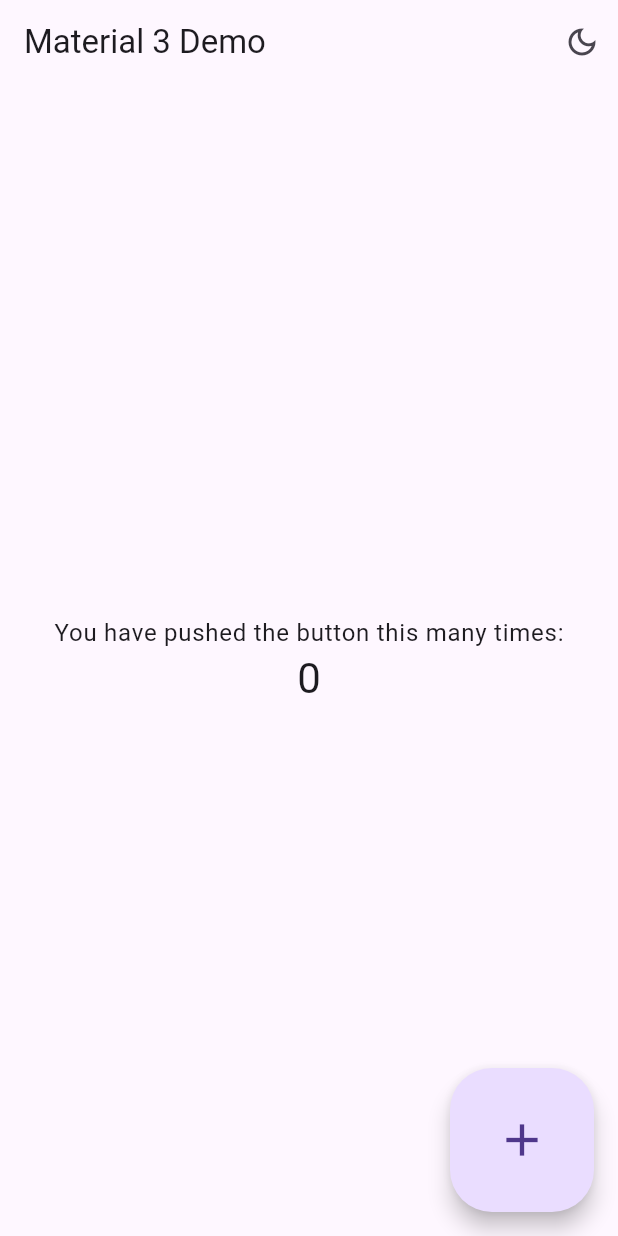
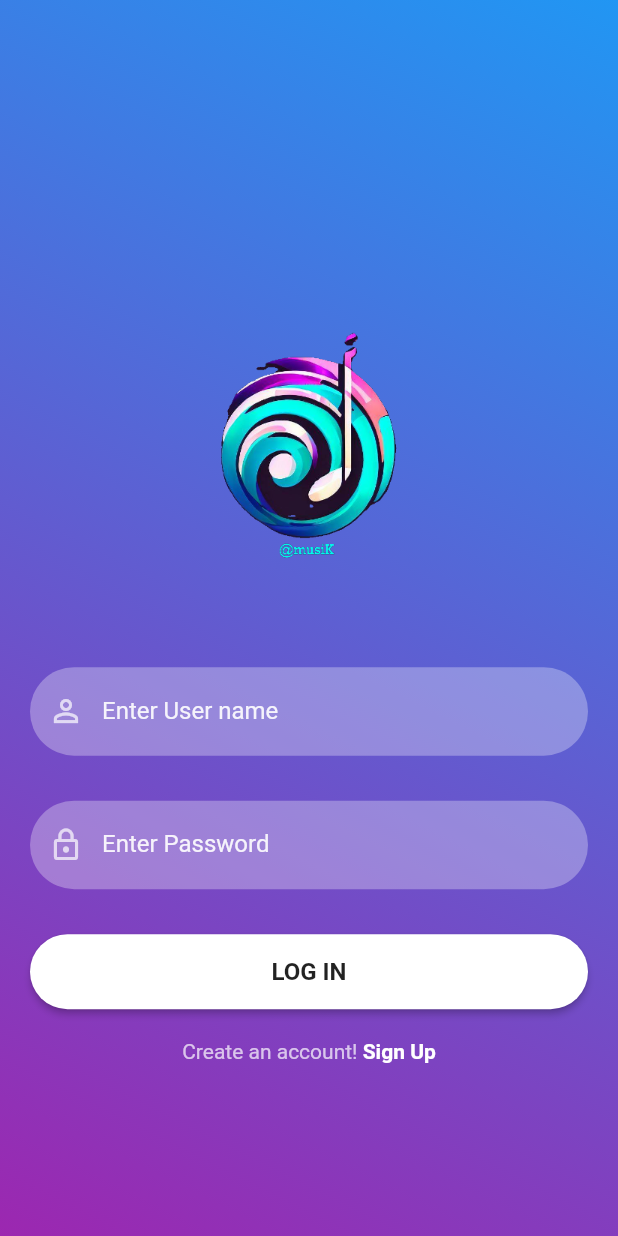
Before and after one commit to Akhil-PA/Music_Player, a Flutter app: the screen it shows after launch, on a phone screen of 412 x 824 dp. Run offline on Flutter 3.47's test engine with Material 2 defaults, Android fonts, the phone set to English and light mode, and no system bars; our stand-ins replace firebase_auth, firebase_core; accounts and stored records are empty.

Commit message:
login,signup and splashscree

```diff
--- /dev/null
+++ b/lib/auth.dart
@@ -0,0 +1,67 @@
+import 'package:firebase_auth/firebase_auth.dart';
+
+// class Auth{
+//   final FirebaseAuth _firebaseAuth = FirebaseAuth.instance;
+//   User? get currentUser => _firebaseAuth.currentUser;
+//   Stream<User?> get authStateChanges => _firebaseAuth.authStateChanges();
+//   Future<void> signInWithE
+// }
+// import 'package:firebase_auth/firebase_auth.dart';
+
+class AuthService {
+  final FirebaseAuth _auth = FirebaseAuth.instance;
+
+  FirebaseUser? _firebaseUser(User? user) {
+    return user != null ? FirebaseUser(uid: user.uid) : null;
+  }
+
+  Stream<FirebaseUser?> get user {
+    return _auth.authStateChanges().map(_firebaseUser);
+  }
+
+  Future signInAnonymous() async {
+    try {
+      UserCredential userCredential = await _auth.signInAnonymously();
+      User? user = userCredential.user;
+      return _firebaseUser(user);
+    } catch (e) {
+      return FirebaseUser(code: e.toString(), uid: null);
+    }
+  }
+
+  Future signInEmailPassword(LoginUser _login) async {
+    try {
+      UserCredential userCredential = await FirebaseAuth.instance
+          .signInWithEmailAndPassword(
+              email: _login.email.toString(),
+              password: _login.password.toString());
+      User? user = userCredential.user;
+      return _firebaseUser(user);
+    } on FirebaseAuthException catch (e) {
+      return FirebaseUser(code: e.code, uid: null);
+    }
+  }
+
+  Future registerEmailPassword(LoginUser _login) async {
+    try {
+      UserCredential userCredential = await FirebaseAuth.instance
+          .createUserWithEmailAndPassword(
+              email: _login.email.toString(),
+              password: _login.password.toString());
+      User? user = userCredential.user;
+      return _firebaseUser(user);
+    } on FirebaseAuthException catch (e) {
+      return FirebaseUser(code: e.code, uid: null);
+    } catch (e) {
+      return FirebaseUser(code: e.toString(), uid: null);
+    }
+  }
+
+  Future signOut() async {
+    try {
+      return await _auth.signOut();
+    } catch (e) {
+      return null;
+    }
+  }
+}
--- a/lib/main.dart
+++ b/lib/main.dart
@@ -1,138 +1,22 @@
 import 'package:flutter/material.dart';
-import 'package:flutter/scheduler.dart';
+// import 'package:music_player/navigation/bottomNav.dart';
+import 'package:music_player/pages/splashscreen.dart'; // Update with your project's path
+import 'package:firebase_core/firebase_core.dart';
+import 'package:flutter/widgets.dart';
 
-void main() {
-  runApp(const MyApp());
+void main() async {
+  WidgetsFlutterBinding.ensureInitialized();
+  await Firebase.initializeApp();
+  runApp(MyApp());
 }
 
-class MyApp extends StatefulWidget {
-  const MyApp({super.key});
-
-  @override
-  State<MyApp> createState() => _MyAppState();
-}
-
-class _MyAppState extends State<MyApp> {
-  ThemeMode _themeMode = ThemeMode.system;
-
-  bool get useLightMode {
-    switch (_themeMode) {
-      case ThemeMode.system:
-        return SchedulerBinding.instance.window.platformBrightness ==
-            Brightness.light;
-      case ThemeMode.light:
-        return true;
-      case ThemeMode.dark:
-        return false;
-    }
-  }
-
-  // This widget is the root of your application.
+class MyApp extends StatelessWidget {
   @override
   Widget build(BuildContext context) {
     return MaterialApp(
       debugShowCheckedModeBanner: false,
-      title: 'Demo',
-      theme: ThemeData(
-        useMaterial3: true,
-        brightness: Brightness.light,
-      ),
-      darkTheme: ThemeData(
-        useMaterial3: true,
-        brightness: Brightness.dark,
-      ),
-      themeMode: _themeMode,
-      home: MyHomePage(
-        title: 'Material 3 Demo',
-        useLightMode: useLightMode,
-        handleBrightnessChange: (useLightMode) => setState(() {
-          _themeMode = useLightMode ? ThemeMode.light : ThemeMode.dark;
-        }),
-      ),
+      title: 'Musik',
+      home: SplashScreen(),
     );
   }
 }
-
-class MyHomePage extends StatefulWidget {
-  const MyHomePage({
-    super.key,
-    required this.title,
-    required this.handleBrightnessChange,
-    required this.useLightMode,
-  });
-  final String title;
-  final bool useLightMode;
-  final void Function(bool useLightMode) handleBrightnessChange;
-
-  @override
-  State<MyHomePage> createState() => _MyHomePageState();
-}
-
-class _MyHomePageState extends State<MyHomePage> {
-  int _counter = 0;
-
-  void _incrementCounter() {
-    setState(() {
-      _counter++;
-    });
-  }
-
-  @override
-  Widget build(BuildContext context) {
-    return Scaffold(
-      appBar: AppBar(
-        title: Text(widget.title),
-        actions: <Widget>[
-          _BrightnessButton(
-            handleBrightnessChange: widget.handleBrightnessChange,
-          ),
-        ],
-      ),
-      body: Center(
-        child: Column(
-          mainAxisAlignment: MainAxisAlignment.center,
-          children: <Widget>[
-            Text(
-              'You have pushed the button this many times:',
-              style: Theme.of(context).textTheme.bodyLarge,
-            ),
-            Text(
-              '$_counter',
-              style: Theme.of(context).textTheme.headlineMedium,
-            ),
-          ],
-        ),
-      ),
-      floatingActionButton: FloatingActionButton.large(
-        onPressed: _incrementCounter,
-        tooltip: 'Increment',
-        child: const Icon(Icons.add),
-      ), // This trailing comma makes auto-formatting nicer for build methods.
-    );
-  }
-}
-
-class _BrightnessButton extends StatelessWidget {
-  const _BrightnessButton({
-    required this.handleBrightnessChange,
-    this.showTooltipBelow = true,
-  });
-
-  final Function handleBrightnessChange;
-  final bool showTooltipBelow;
-
-  @override
-  Widget build(BuildContext context) {
-    final isBright = Theme.of(context).brightness == Brightness.light;
-    return Tooltip(
-      preferBelow: showTooltipBelow,
-      message: 'Toggle brightness',
-      child: IconButton(
-        icon: isBright
-            ? const Icon(Icons.dark_mode_outlined)
-            : const Icon(Icons.light_mode_outlined),
-        onPressed: () => handleBrightnessChange(!isBright),
-      ),
-    );
-  }
-}
--- /dev/null
+++ b/lib/pages/login.dart
@@ -0,0 +1,93 @@
+import 'package:flutter/material.dart';
+import 'package:music_player/reusable_widget.dart';
+import 'package:music_player/pages/signup.dart';
+import 'package:firebase_auth/firebase_auth.dart';
+import 'package:music_player/navigation/bottomNav.dart';
+
+class LoginPage extends StatefulWidget {
+  const LoginPage({Key? key}) : super(key: key);
+
+  @override
+  State<LoginPage> createState() => _LoginPageState();
+}
+
+class _LoginPageState extends State<LoginPage> {
+  TextEditingController _passwordTextController = TextEditingController();
+  TextEditingController _emailTextController = TextEditingController();
+
+  @override
+  Widget build(BuildContext context) {
+    return Scaffold(
+      body: Container(
+        width: MediaQuery.of(context).size.width,
+        height: MediaQuery.of(context).size.height,
+        decoration: BoxDecoration(
+          gradient: LinearGradient(
+            colors: [Colors.blue, Colors.purple],
+            begin: Alignment.topRight,
+            end: Alignment.bottomLeft,
+          ),
+        ),
+        child: SingleChildScrollView(
+          child: Padding(
+            padding: EdgeInsets.fromLTRB(
+                20, MediaQuery.of(context).size.height * 0.2, 20, 0),
+            child: Column(
+              children: <Widget>[
+                logoWidget("assets/images/logo.png"),
+                SizedBox(
+                  height: 30,
+                ),
+                reusableTextField("Enter User name", Icons.person_outline,
+                    false, _emailTextController),
+                SizedBox(
+                  height: 30,
+                ),
+                reusableTextField("Enter Password", Icons.lock_outline, true,
+                    _passwordTextController),
+                SizedBox(
+                  height: 20,
+                ),
+                LogInSignUpButton(context, true, () {
+                  FirebaseAuth.instance
+                      .signInWithEmailAndPassword(
+                          email: _emailTextController.text,
+                          password: _passwordTextController.text)
+                      .then((value) {
+                    Navigator.push(
+                        context,
+                        MaterialPageRoute(
+                            builder: (context) => NavigationPage()));
+                  }).onError((error, stackTrace) {
+                    print("Error:${error.toString}");
+                  });
+                }),
+                SignUpOption()
+              ],
+            ),
+          ),
+        ),
+      ),
+    );
+  }
+
+  Row SignUpOption() {
+    return Row(
+      mainAxisAlignment: MainAxisAlignment.center,
+      children: [
+        const Text("Create an account! ",
+            style: TextStyle(color: Colors.white70)),
+        GestureDetector(
+          onTap: () {
+            Navigator.push(
+                context, MaterialPageRoute(builder: (context) => SignUpPage()));
+          },
+          child: const Text(
+            "Sign Up",
+            style: TextStyle(color: Colors.white, fontWeight: FontWeight.bold),
+          ),
+        )
+      ],
+    );
+  }
+}
--- /dev/null
+++ b/lib/reusable_widget.dart
@@ -0,0 +1,70 @@
+import 'package:flutter/material.dart';
+
+Image logoWidget(String imageName) {
+  return Image.asset(
+    imageName,
+    fit: BoxFit.fitWidth,
+    width: 250,
+    height: 250,
+    // color: Colors.white,
+  );
+}
+
+TextField reusableTextField(String text, IconData icon, bool isPasswordType,
+    TextEditingController controller) {
+  return TextField(
+    controller: controller,
+    obscureText: isPasswordType,
+    enableSuggestions: !isPasswordType,
+    autocorrect: !isPasswordType,
+    cursorColor: Colors.white,
+    style: TextStyle(color: Colors.white.withOpacity(0.9)),
+    decoration: InputDecoration(
+      prefixIcon: Icon(
+        icon,
+        color: Colors.white70,
+      ),
+      labelText: text,
+      labelStyle: TextStyle(color: Colors.white.withOpacity(0.9)),
+      filled: true,
+      floatingLabelBehavior: FloatingLabelBehavior.never,
+      fillColor: Colors.white.withOpacity(0.3),
+      border: OutlineInputBorder(
+        borderRadius: BorderRadius.circular(30.0),
+        borderSide: const BorderSide(width: 0, style: BorderStyle.none),
+      ),
+    ),
+    keyboardType: isPasswordType
+        ? TextInputType.visiblePassword
+        : TextInputType.emailAddress,
+  );
+}
+
+Container LogInSignUpButton(
+    BuildContext context, bool isLogin, Function onTap) {
+  return Container(
+    width: MediaQuery.of(context).size.width,
+    height: 50,
+    margin: const EdgeInsets.fromLTRB(0, 10, 0, 20),
+    decoration: BoxDecoration(borderRadius: BorderRadius.circular(90)),
+    child: ElevatedButton(
+      onPressed: () {
+        onTap();
+      },
+      child: Text(
+        isLogin ? 'LOG IN' : 'SIGN UP',
+        style: const TextStyle(
+            color: Colors.black87, fontWeight: FontWeight.bold, fontSize: 16),
+      ),
+      style: ButtonStyle(
+          backgroundColor: MaterialStateProperty.resolveWith((states) {
+            if (states.contains(MaterialState.pressed)) {
+              return Colors.black26;
+            }
+            return Colors.white;
+          }),
+          shape: MaterialStateProperty.all<RoundedRectangleBorder>(
+              RoundedRectangleBorder(borderRadius: BorderRadius.circular(30)))),
+    ),
+  );
+}
```
Also changed, not shown: lib/navigation/bottomNav.dart (added, +51 -0 lines), lib/pages/home.dart (added, +108 -0 lines), lib/pages/profile.dart (added, +11 -0 lines), lib/pages/search.dart (added, +10 -0 lines), lib/pages/signup.dart (added, +88 -0 lines), lib/pages/splashscreen.dart (added, +60 -0 lines), pubspec.yaml (+19 -2 lines), assets/images/logo.png (added), 5 other files.
